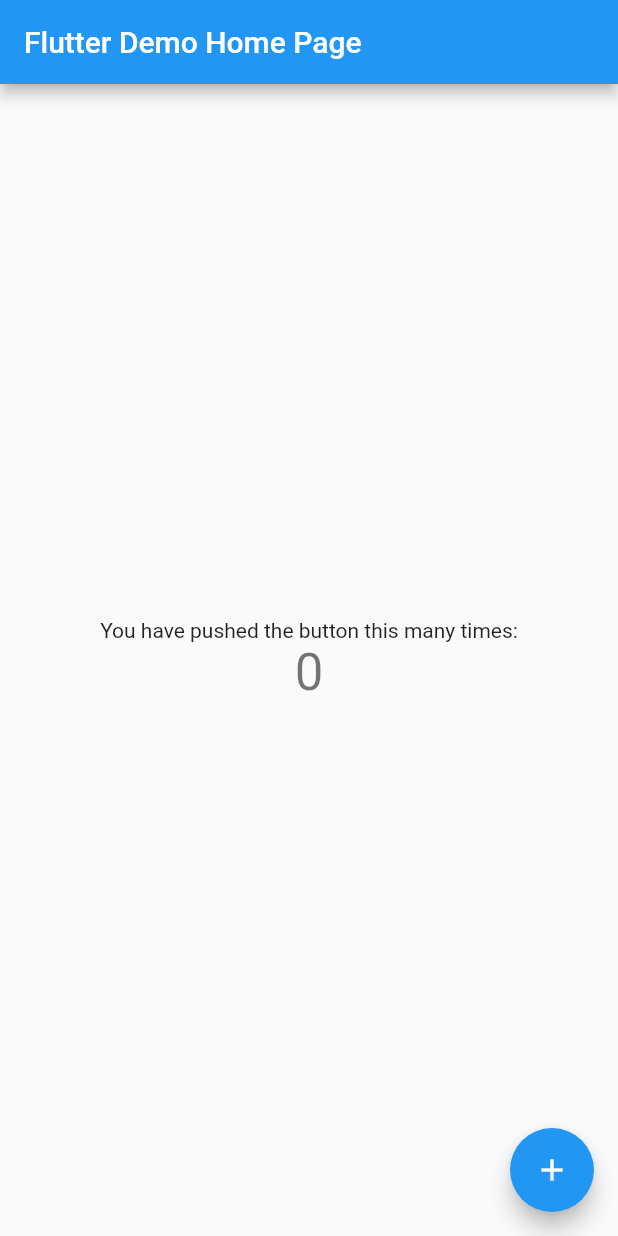
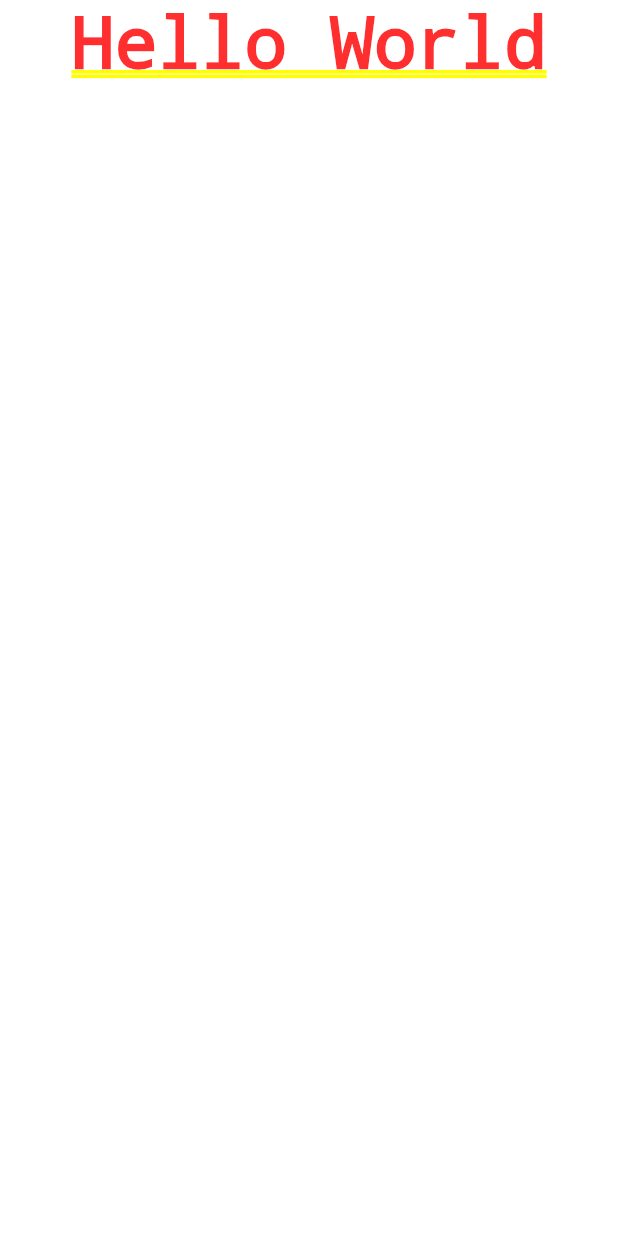
Before and after one commit to zacky122/gkash_payment, a Flutter app: the screen it shows after launch, on a phone screen of 412 x 824 dp. Run offline on Flutter 3.47's test engine with Material 2 defaults, Android fonts, the phone set to English and light mode, and no system bars; missing offline and left inert: flutter_inappwebview.

Commit message:
module change to plugin

```diff
--- a/lib/main.dart
+++ b/lib/main.dart
@@ -19,92 +19,21 @@ class MyApp extends StatelessWidget {
         // counter didn't reset back to zero; the application is not restarted.
         primarySwatch: Colors.blue,
       ),
-      home: MyHomePage(title: 'Flutter Demo Home Page'),
+      home: MyHomePage(),
     );
   }
 }
 
-class MyHomePage extends StatefulWidget {
-  MyHomePage({Key key, this.title}) : super(key: key);
-
-  // This widget is the home page of your application. It is stateful, meaning
-  // that it has a State object (defined below) that contains fields that affect
-  // how it looks.
-
-  // This class is the configuration for the state. It holds the values (in this
-  // case the title) provided by the parent (in this case the App widget) and
-  // used by the build method of the State. Fields in a Widget subclass are
-  // always marked "final".
-
-  final String title;
-
-  @override
-  _MyHomePageState createState() => _MyHomePageState();
-}
-
-class _MyHomePageState extends State<MyHomePage> {
-  int _counter = 0;
-
-  void _incrementCounter() {
-    setState(() {
-      // This call to setState tells the Flutter framework that something has
-      // changed in this State, which causes it to rerun the build method below
-      // so that the display can reflect the updated values. If we changed
-      // _counter without calling setState(), then the build method would not be
-      // called again, and so nothing would appear to happen.
-      _counter++;
-    });
-  }
-
+class MyHomePage extends StatelessWidget {
   @override
   Widget build(BuildContext context) {
-    // This method is rerun every time setState is called, for instance as done
-    // by the _incrementCounter method above.
-    //
-    // The Flutter framework has been optimized to make rerunning build methods
-    // fast, so that you can just rebuild anything that needs updating rather
-    // than having to individually change instances of widgets.
-    return Scaffold(
-      appBar: AppBar(
-        // Here we take the value from the MyHomePage object that was created by
-        // the App.build method, and use it to set our appbar title.
-        title: Text(widget.title),
+    return Container(
+      alignment: Alignment.center,
+      child: Column(
+        children: [
+          Text('Hello World'),
+        ],
       ),
-      body: Center(
-        // Center is a layout widget. It takes a single child and positions it
-        // in the middle of the parent.
-        child: Column(
-          // Column is also a layout widget. It takes a list of children and
-          // arranges them vertically. By default, it sizes itself to fit its
-          // children horizontally, and tries to be as tall as its parent.
-          //
-          // Invoke "debug painting" (press "p" in the console, choose the
-          // "Toggle Debug Paint" action from the Flutter Inspector in Android
-          // Studio, or the "Toggle Debug Paint" command in Visual Studio Code)
-          // to see the wireframe for each widget.
-          //
-          // Column has various properties to control how it sizes itself and
-          // how it positions its children. Here we use mainAxisAlignment to
-          // center the children vertically; the main axis here is the vertical
-          // axis because Columns are vertical (the cross axis would be
-          // horizontal).
-          mainAxisAlignment: MainAxisAlignment.center,
-          children: <Widget>[
-            Text(
-              'You have pushed the button this many times:',
-            ),
-            Text(
-              '$_counter',
-              style: Theme.of(context).textTheme.headline4,
-            ),
-          ],
-        ),
-      ),
-      floatingActionButton: FloatingActionButton(
-        onPressed: _incrementCounter,
-        tooltip: 'Increment',
-        child: Icon(Icons.add),
-      ), // This trailing comma makes auto-formatting nicer for build methods.
     );
   }
 }
```
Also changed, not shown: pubspec.yaml (+12 -4 lines).
